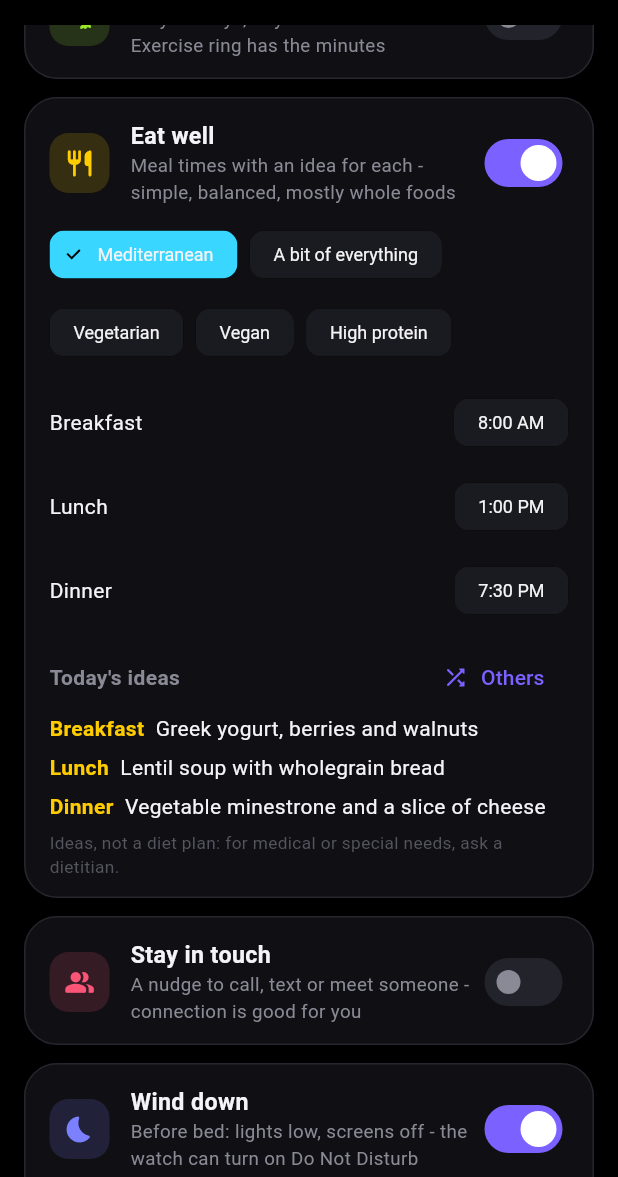
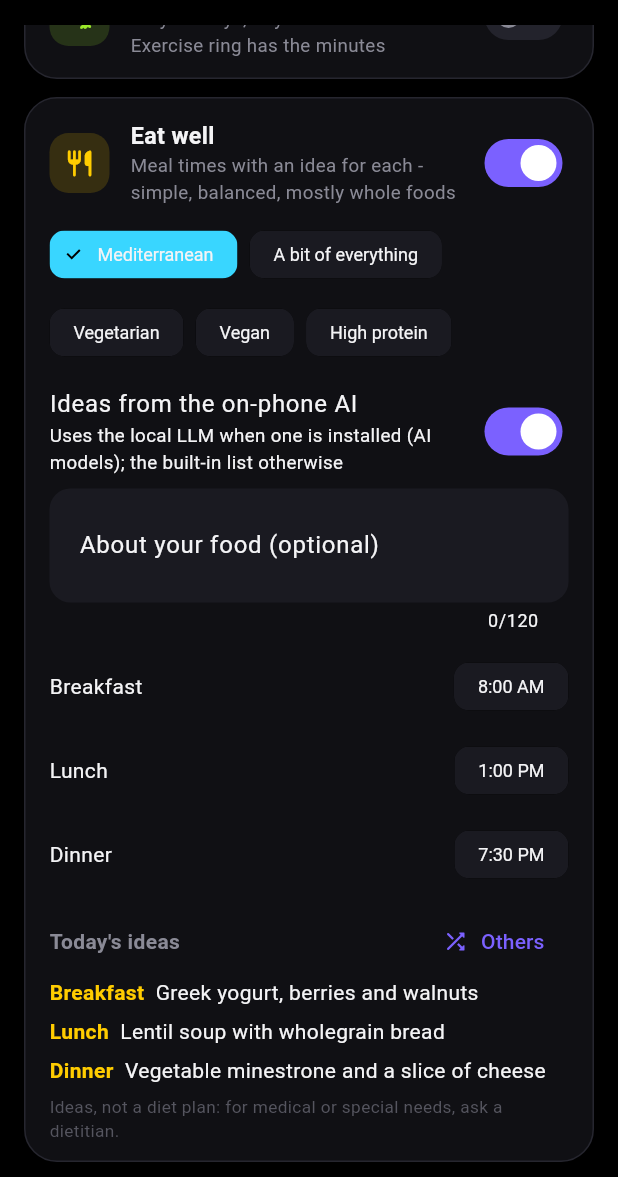
Before and after one commit to MikeCheek/CustomOS-ESP32-S3-1.75, a Flutter app: the LifeScreen screen opened directly, scrolled down 1152 dp, on a phone screen of 412 x 824 dp, the part 59-1236 px from its top. Run offline on Flutter 3.47's test engine with Material 3 defaults, Android fonts, the phone set to English and light mode, and no system bars; our stand-ins replace file_picker, flutter_blue_plus, flutter_colorpicker, flutter_riverpod, image_picker and 2 more; missing offline and left inert: background_downloader, dart:ffi, flutter_gemma, flutter_gemma_litertlm, google_mlkit_subject_segmentation, sherpa_onnx and 1 more; accounts and stored records are empty; statements that could not run were skipped.

Commit message:
Life: meal ideas from the on-phone LLM
- GemmaService.mealIdeas asks the installed local model for breakfast,
  lunch and dinner. The prompt covers the diet, the user's own food
  notes (allergies, likes, dislikes, time to cook), the season, a little
  more protein and carbohydrates on training days, and the last days'
  ideas so they don't repeat. parseMealIdeas reads the three lines even
  with markdown or chatter around them and cuts each to fit the watch
  (~66 letters), or gives up so the built-in list is used.
- Life screen, meals card:
  - "Ideas from the on-phone AI" switch (on by default) and an "About
    your food" field.
  - A line saying whether today's ideas were written for you or come
    from the list, and a spinner while the model writes.
  - "Others" asks for new ones.
- The provider:
  - Sends the ideas at hand at once and the model's when ready.
  - Keeps them for the day (keyed by date, diet, notes and shuffle).
  - Starts over when the diet or notes change.
  - Falls back silently without a model or on a 90 s timeout.
- The watch message is unchanged: ai/notes stay on the phone.

Co-Authored-By: Claude Opus 5.5 <noreply@anthropic.com>
Claude-Session: https://claude.ai/code/session_01BMJqKZcHuSimwqUcdAHTxT

```diff
--- a/companion_app/lib/screens/life_screen.dart
+++ b/companion_app/lib/screens/life_screen.dart
@@ -167,6 +167,34 @@ class LifeScreen extends ConsumerWidget {
                     ),
                 ],
               ),
+              const SizedBox(height: 4),
+              SwitchListTile(
+                contentPadding: EdgeInsets.zero,
+                value: p.aiMeals,
+                onChanged: (v) => set((j) => j['ai'] = v ? 1 : 0),
+                title: const Text('Ideas from the on-phone AI'),
+                subtitle: Text(
+                  st.writing
+                      ? 'Writing today\'s ideas...'
+                      : st.mealsByAi
+                      ? 'Written for you today: your diet, notes, the season, training days'
+                      : 'Uses the local LLM when one is installed (AI models); the built-in list otherwise',
+                  style: const TextStyle(fontSize: 12.5),
+                ),
+              ),
+              if (p.aiMeals)
+                TextFormField(
+                  initialValue: p.foodNotes,
+                  maxLength: 120,
+                  minLines: 1,
+                  maxLines: 3,
+                  decoration: const InputDecoration(
+                    labelText: 'About your food (optional)',
+                    hintText: 'Allergic to nuts, love fish, no spicy food, 15 minutes to cook...',
+                  ),
+                  onTapOutside: (_) => FocusManager.instance.primaryFocus?.unfocus(),
+                  onChanged: (v) => _debounce(() => set((j) => j['notes'] = v.trim())),
+                ),
               const SizedBox(height: 8),
               _Row('Breakfast', [
                 _TimeChip(
@@ -189,11 +217,17 @@ class LifeScreen extends ConsumerWidget {
                       style: TextStyle(color: AppColors.textDim, fontWeight: FontWeight.w600),
                     ),
                   ),
-                  TextButton.icon(
-                    onPressed: n.shuffleMeals,
-                    icon: const Icon(Icons.shuffle_rounded, size: 18),
-                    label: const Text('Others'),
-                  ),
+                  if (st.writing)
+                    const Padding(
+                      padding: EdgeInsets.all(12),
+                      child: SizedBox(width: 18, height: 18, child: CircularProgressIndicator(strokeWidth: 2)),
+                    )
+                  else
+                    TextButton.icon(
+                      onPressed: n.shuffleMeals,
+                      icon: Icon(st.mealsByAi ? Icons.auto_awesome_rounded : Icons.shuffle_rounded, size: 18),
+                      label: const Text('Others'),
+                    ),
                 ],
               ),
               for (final (k, v) in [('Breakfast', b), ('Lunch', l), ('Dinner', d)])
```
Also changed, not shown: companion_app/lib/providers/life_provider.dart (+109 -14 lines), companion_app/lib/services/gemma_service.dart (+61 -0 lines), companion_app/lib/services/life_plan.dart (+15 -1 lines), 2 other files.
